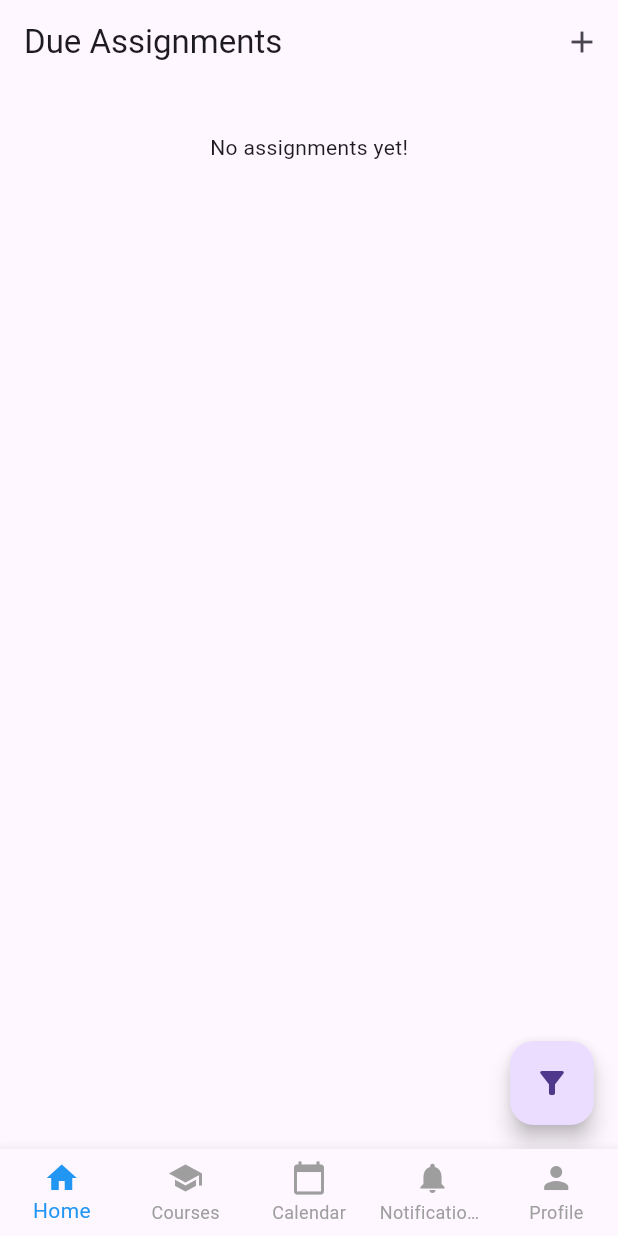
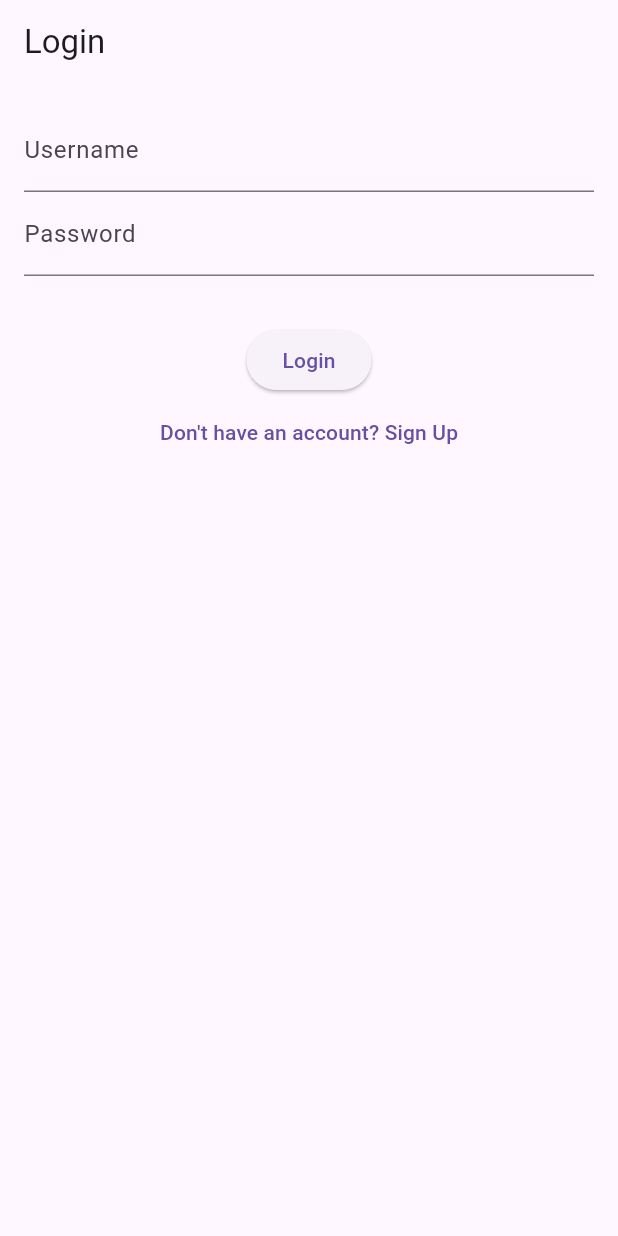
Before and after one commit to nikosnoir/DueTrack, a Flutter app: the screen it shows after launch, on a phone screen of 412 x 824 dp. Run offline on Flutter 3.47's test engine with Material 3 defaults, Android fonts, the phone set to English and light mode, and no system bars; our stand-ins replace flutter_local_notifications, percent_indicator, shared_preferences, sqflite, table_calendar; accounts and stored records are empty.

Commit message:
meow meow

```diff
--- a/lib/main.dart
+++ b/lib/main.dart
@@ -1,5 +1,6 @@
 import 'package:flutter/material.dart';
 import 'package:provider/provider.dart';
+import 'package:shared_preferences/shared_preferences.dart';
 import 'package:duetrack/providers/courses_provider.dart';
 import 'package:duetrack/providers/theme_provider.dart';
 import 'package:duetrack/screens/assignments_due_page.dart';
@@ -7,6 +8,7 @@ import 'package:duetrack/screens/courses_page.dart';
 import 'package:duetrack/screens/calendar_page.dart';
 import 'package:duetrack/screens/notifications_page.dart';
 import 'package:duetrack/screens/profile_page.dart';
+import 'package:duetrack/screens/login_signup_page.dart';
 import 'package:flutter_local_notifications/flutter_local_notifications.dart';
 
 void main() async {
@@ -24,31 +26,55 @@ void main() async {
 
   await flutterLocalNotificationsPlugin.initialize(initializationSettings);
 
-  runApp(const MyApp());
+  // ✅ Initialize and preload CoursesProvider with data from SQLite
+  final coursesProvider = CoursesProvider();
+  await coursesProvider.loadData();
+
+  runApp(
+    MultiProvider(
+      providers: [
+        ChangeNotifierProvider.value(value: coursesProvider),
+        ChangeNotifierProvider(create: (_) => ThemeProvider()),
+      ],
+      child: const MyApp(),
+    ),
+  );
 }
 
 class MyApp extends StatelessWidget {
   const MyApp({Key? key}) : super(key: key);
 
+  Future<bool> isLoggedIn() async {
+    final prefs = await SharedPreferences.getInstance();
+    return prefs.containsKey('userId');
+  }
+
   @override
   Widget build(BuildContext context) {
-    return MultiProvider(
-      providers: [
-        ChangeNotifierProvider(create: (_) => CoursesProvider()),
-        ChangeNotifierProvider(create: (_) => ThemeProvider()),
-      ],
-      child: Consumer<ThemeProvider>(
+    return Consumer<ThemeProvider>(
       builder: (context, themeProvider, child) {
         return MaterialApp(
           title: 'DueTrack',
           theme: ThemeData.light(),
           darkTheme: ThemeData.dark(),
           themeMode: themeProvider.currentTheme,
-            home: const MainNavigationPage(),
           debugShowCheckedModeBanner: false,
+          home: FutureBuilder<bool>(
+            future: isLoggedIn(),
+            builder: (context, snapshot) {
+              if (!snapshot.hasData) {
+                return const Scaffold(
+                  body: Center(child: CircularProgressIndicator()),
+                );
+              }
+
+              return snapshot.data!
+                  ? const MainNavigationPage()
+                  : const LoginSignupPage();
+            },
+          ),
         );
       },
-      ),
     );
   }
 }
--- a/lib/models/course.dart
+++ b/lib/models/course.dart
@@ -29,6 +29,21 @@ class Course {
     );
   }
 
+  /// Copy with new values
+  Course copyWith({
+    String? id,
+    String? name,
+    Color? color,
+    String? description,
+  }) {
+    return Course(
+      id: id ?? this.id,
+      name: name ?? this.name,
+      color: color ?? this.color,
+      description: description ?? this.description,
+    );
+  }
+
   /// Convert to map for storage
   Map<String, dynamic> toMap() => {
         'id': id,
--- /dev/null
+++ b/lib/models/user.dart
@@ -0,0 +1,31 @@
+class User {
+  final int? id;
+  final String username;
+  final String name;
+  final String password;
+
+  User({
+    this.id,
+    required this.username,
+    required this.name,
+    required this.password,
+  });
+
+  Map<String, dynamic> toMap() {
+    return {
+      'id': id,
+      'username': username,
+      'name': name,
+      'password': password,
+    };
+  }
+
+  factory User.fromMap(Map<String, dynamic> map) {
+    return User(
+      id: map['id'],
+      username: map['username'],
+      name: map['name'],
+      password: map['password'],
+    );
+  }
+}
--- a/lib/screens/add_assignment_page.dart
+++ b/lib/screens/add_assignment_page.dart
@@ -2,7 +2,6 @@ import 'package:flutter/material.dart';
 import 'package:intl/intl.dart';
 import 'package:provider/provider.dart';
 import '../models/assignment.dart';
-import '../models/course.dart';
 import '../providers/courses_provider.dart';
 
 class AddAssignmentPage extends StatefulWidget {
--- a/lib/screens/course_assignments_page.dart
+++ b/lib/screens/course_assignments_page.dart
@@ -2,7 +2,6 @@
 import 'package:flutter/material.dart';
 import 'package:provider/provider.dart';
 import '../models/course.dart';
-import '../models/assignment.dart';
 import '../providers/courses_provider.dart';
 import '../screens/add_assignment_page.dart';
 
--- a/lib/screens/courses_page.dart
+++ b/lib/screens/courses_page.dart
@@ -1,6 +1,5 @@
 import 'package:flutter/material.dart';
 import 'package:provider/provider.dart';
-import '../models/course.dart';
 import '../providers/courses_provider.dart';
 import 'add_course_page.dart';
 
--- /dev/null
+++ b/lib/screens/login_signup_page.dart
@@ -0,0 +1,137 @@
+import '../main.dart';
+import 'package:flutter/material.dart';
+import 'package:shared_preferences/shared_preferences.dart';
+import '../database_helper.dart';
+import '../models/user.dart';
+import '../providers/courses_provider.dart';
+import 'package:provider/provider.dart';
+
+
+class LoginSignupPage extends StatefulWidget {
+  const LoginSignupPage({super.key});
+
+  @override
+  State<LoginSignupPage> createState() => _LoginSignupPageState();
+}
+
+class _LoginSignupPageState extends State<LoginSignupPage> {
+  final _formKey = GlobalKey<FormState>();
+  final _dbHelper = DatabaseHelper();
+  bool isLogin = true;
+
+  String username = '';
+  String name = '';
+  String password = '';
+  String errorText = '';
+
+  void _toggleMode() {
+    setState(() {
+      isLogin = !isLogin;
+      errorText = '';
+    });
+  }
+
+  Future<void> _handleSubmit() async {
+    final form = _formKey.currentState;
+    if (form == null || !form.validate()) return;
+    form.save();
+
+    if (isLogin) {
+      final user = await _dbHelper.loginUser(username, password);
+      if (user != null) {
+        await _saveLogin(user);
+        _navigateToHome();
+      } else {
+        setState(() {
+          errorText = "Invalid username or password";
+        });
+      }
+    } else {
+      final result = await _dbHelper.registerUser(User(
+        username: username,
+        name: name,
+        password: password,
+      ));
+
+      if (result > 0) {
+        final user = await _dbHelper.loginUser(username, password);
+        if (user != null) {
+          await _saveLogin(user);
+          _navigateToHome();
+        }
+      } else {
+        setState(() {
+          errorText = "Username already exists";
+        });
+      }
+    }
+  }
+
+  Future<void> _saveLogin(User user) async {
+    final prefs = await SharedPreferences.getInstance();
+    await prefs.setInt('userId', user.id!);
+    await prefs.setString('username', user.username);
+    await prefs.setString('name', user.name);
+  }
+
+  void _navigateToHome() async {
+  // Load assignments and courses from SQLite before navigating
+  await Provider.of<CoursesProvider>(context, listen: false).loadData();
+
+  Navigator.pushReplacement(
+    context,
+    MaterialPageRoute(builder: (context) => const MainNavigationPage()),
+  );
+  }
+
+  @override
+  Widget build(BuildContext context) {
+    return Scaffold(
+      appBar: AppBar(title: Text(isLogin ? 'Login' : 'Sign Up')),
+      body: Padding(
+        padding: const EdgeInsets.all(16.0),
+        child: Form(
+          key: _formKey,
+          child: Column(
+            children: [
+              if (!isLogin)
+                TextFormField(
+                  decoration: const InputDecoration(labelText: 'Full Name'),
+                  validator: (val) => val!.isEmpty ? 'Enter name' : null,
+                  onSaved: (val) => name = val!,
+                ),
+              TextFormField(
+                decoration: const InputDecoration(labelText: 'Username'),
+                validator: (val) => val!.isEmpty ? 'Enter username' : null,
+                onSaved: (val) => username = val!,
+              ),
+              TextFormField(
+                obscureText: true,
+                decoration: const InputDecoration(labelText: 'Password'),
+                validator: (val) => val!.isEmpty ? 'Enter password' : null,
+                onSaved: (val) => password = val!,
+              ),
+              const SizedBox(height: 16),
+              if (errorText.isNotEmpty)
+                Text(
+                  errorText,
+                  style: const TextStyle(color: Colors.red),
+                ),
+              const SizedBox(height: 16),
+              ElevatedButton(
+                onPressed: _handleSubmit,
+                child: Text(isLogin ? 'Login' : 'Sign Up'),
+              ),
+              TextButton(
+                onPressed: _toggleMode,
+                child: Text(
+                  isLogin ? 'Don\'t have an account? Sign Up' : 'Already have an account? Login',
+                ),
+              ),
+            ],
+          ),
+        ),
+      ),
+    );
+  }
+}
--- a/pubspec.yaml
+++ b/pubspec.yaml
@@ -21,6 +21,10 @@ dependencies:
   timezone: ^0.9.2           # For timezone support
   uuid: ^3.0.7               # For generating unique IDs
   percent_indicator: ^4.2.2
+  sqflite: ^2.3.2
+  path_provider: ^2.1.2
+  path: ^1.8.3
+  shared_preferences: ^2.2.2
 
 
 dev_dependencies:
```
Also changed, not shown: lib/database_helper.dart (added, +166 -0 lines), lib/providers/courses_provider.dart (+34 -10 lines), lib/screens/add_course_page.dart (+8 -2 lines), lib/screens/settings_page.dart (+73 -1 lines), pubspec.lock, 2 other files. Lines whose indentation alone changed are shown as unchanged.
